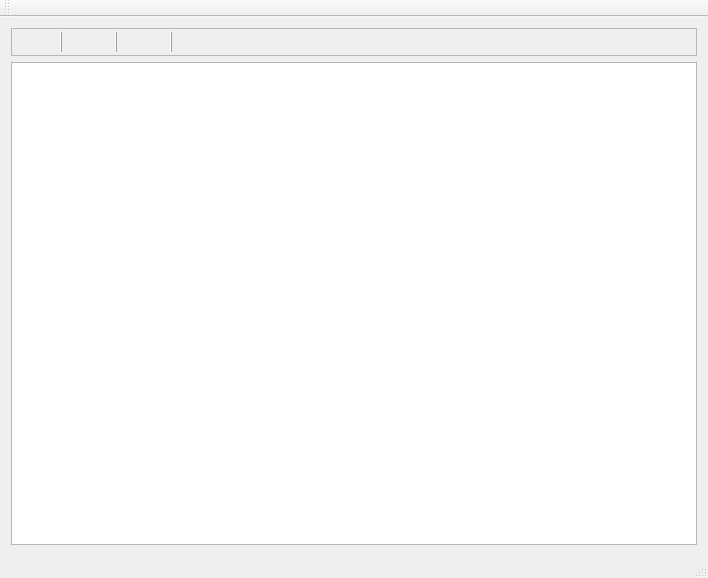
The window that logview/src/mainwindow.ui (breton75/Modus) describes before a commit, drawn with Qt 5.
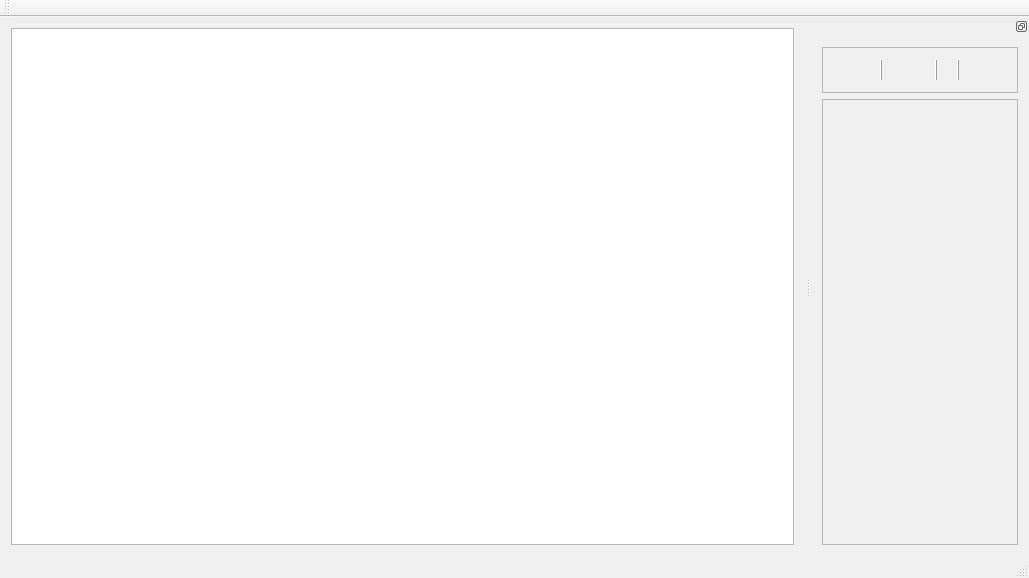
The same window after the commit. Icons and pictures are not drawn.

Patch:
```diff
--- a/logview/src/mainwindow.ui
+++ b/logview/src/mainwindow.ui
@@ -6,7 +6,7 @@
    <rect>
     <x>0</x>
     <y>0</y>
-    <width>708</width>
+    <width>1029</width>
     <height>578</height>
    </rect>
   </property>
@@ -15,142 +15,6 @@
   </property>
   <widget class="QWidget" name="centralWidget">
    <layout class="QVBoxLayout" name="verticalLayout">
-    <item>
-     <widget class="QFrame" name="frame">
-      <property name="frameShape">
-       <enum>QFrame::StyledPanel</enum>
-      </property>
-      <property name="frameShadow">
-       <enum>QFrame::Raised</enum>
-      </property>
-      <layout class="QHBoxLayout" name="horizontalLayout">
-       <property name="leftMargin">
-        <number>2</number>
-       </property>
-       <property name="topMargin">
-        <number>2</number>
-       </property>
-       <property name="rightMargin">
-        <number>2</number>
-       </property>
-       <property name="bottomMargin">
-        <number>2</number>
-       </property>
-       <item>
-        <widget class="QPushButton" name="bnSave">
-         <property name="enabled">
-          <bool>false</bool>
-         </property>
-         <property name="text">
-          <string/>
-         </property>
-         <property name="icon">
-          <iconset resource="../global/resourses/res.qrc">
-           <normaloff>:/my_icons/icons/012-diskette.png</normaloff>:/my_icons/icons/012-diskette.png</iconset>
-         </property>
-         <property name="iconSize">
-          <size>
-           <width>32</width>
-           <height>32</height>
-          </size>
-         </property>
-         <property name="shortcut">
-          <string>Ctrl+S</string>
-         </property>
-         <property name="flat">
-          <bool>true</bool>
-         </property>
-        </widget>
-       </item>
-       <item>
-        <widget class="QFrame" name="frame_2">
-         <property name="frameShape">
-          <enum>QFrame::VLine</enum>
-         </property>
-         <property name="frameShadow">
-          <enum>QFrame::Raised</enum>
-         </property>
-        </widget>
-       </item>
-       <item>
-        <widget class="QPushButton" name="bnStartStop">
-         <property name="text">
-          <string/>
-         </property>
-         <property name="icon">
-          <iconset resource="../global/resourses/res.qrc">
-           <normaloff>:/my_icons/icons/031-stop-2.png</normaloff>:/my_icons/icons/031-stop-2.png</iconset>
-         </property>
-         <property name="iconSize">
-          <size>
-           <width>32</width>
-           <height>32</height>
-          </size>
-         </property>
-         <property name="shortcut">
-          <string>Ctrl+Z</string>
-         </property>
-         <property name="flat">
-          <bool>true</bool>
-         </property>
-        </widget>
-       </item>
-       <item>
-        <widget class="QFrame" name="frame_3">
-         <property name="frameShape">
-          <enum>QFrame::VLine</enum>
-         </property>
-         <property name="frameShadow">
-          <enum>QFrame::Raised</enum>
-         </property>
-        </widget>
-       </item>
-       <item>
-        <widget class="QPushButton" name="bnClear">
-         <property name="text">
-          <string/>
-         </property>
-         <property name="icon">
-          <iconset resource="../global/resourses/res.qrc">
-           <normaloff>:/my_icons/icons/017-file.png</normaloff>:/my_icons/icons/017-file.png</iconset>
-         </property>
-         <property name="iconSize">
-          <size>
-           <width>32</width>
-           <height>32</height>
-          </size>
-         </property>
-         <property name="flat">
-          <bool>true</bool>
-         </property>
-        </widget>
-       </item>
-       <item>
-        <widget class="QFrame" name="frame_4">
-         <property name="frameShape">
-          <enum>QFrame::VLine</enum>
-         </property>
-         <property name="frameShadow">
-          <enum>QFrame::Raised</enum>
-         </property>
-        </widget>
-       </item>
-       <item>
-        <widget class="QLabel" name="labelSenderName">
-         <property name="sizePolicy">
-          <sizepolicy hsizetype="Expanding" vsizetype="Preferred">
-           <horstretch>0</horstretch>
-           <verstretch>0</verstretch>
-          </sizepolicy>
-         </property>
-         <property name="text">
-          <string/>
-         </property>
-        </widget>
-       </item>
-      </layout>
-     </widget>
-    </item>
     <item>
      <widget class="QTextEdit" name="textLog">
       <property name="font">
@@ -189,6 +53,164 @@
    </attribute>
   </widget>
   <widget class="QStatusBar" name="statusBar"/>
+  <widget class="QDockWidget" name="dockWidget">
+   <property name="features">
+    <set>QDockWidget::DockWidgetFloatable|QDockWidget::DockWidgetMovable</set>
+   </property>
+   <attribute name="dockWidgetArea">
+    <number>2</number>
+   </attribute>
+   <widget class="QWidget" name="dockWidgetContents">
+    <layout class="QVBoxLayout" name="verticalLayout_2">
+     <item>
+      <widget class="QFrame" name="frame">
+       <property name="sizePolicy">
+        <sizepolicy hsizetype="Preferred" vsizetype="Minimum">
+         <horstretch>0</horstretch>
+         <verstretch>0</verstretch>
+        </sizepolicy>
+       </property>
+       <property name="frameShape">
+        <enum>QFrame::StyledPanel</enum>
+       </property>
+       <property name="frameShadow">
+        <enum>QFrame::Raised</enum>
+       </property>
+       <layout class="QHBoxLayout" name="horizontalLayout">
+        <item>
+         <widget class="QPushButton" name="bnSave">
+          <property name="enabled">
+           <bool>false</bool>
+          </property>
+          <property name="text">
+           <string/>
+          </property>
+          <property name="icon">
+           <iconset resource="../../global/resourses/res.qrc">
+            <normaloff>:/my_icons/icons/012-diskette.png</normaloff>:/my_icons/icons/012-diskette.png</iconset>
+          </property>
+          <property name="iconSize">
+           <size>
+            <width>32</width>
+            <height>32</height>
+           </size>
+          </property>
+          <property name="shortcut">
+           <string>Ctrl+S</string>
+          </property>
+          <property name="flat">
+           <bool>true</bool>
+          </property>
+         </widget>
+        </item>
+        <item>
+         <widget class="QFrame" name="frame_2">
+          <property name="frameShape">
+           <enum>QFrame::VLine</enum>
+          </property>
+          <property name="frameShadow">
+           <enum>QFrame::Raised</enum>
+          </property>
+         </widget>
+        </item>
+        <item>
+         <widget class="QPushButton" name="bnStartStop">
+          <property name="text">
+           <string/>
+          </property>
+          <property name="icon">
+           <iconset resource="../../global/resourses/res.qrc">
+            <normaloff>:/iconixar/icons/iconixar/play.png</normaloff>:/iconixar/icons/iconixar/play.png</iconset>
+          </property>
+          <property name="iconSize">
+           <size>
+            <width>32</width>
+            <height>32</height>
+           </size>
+          </property>
+          <property name="shortcut">
+           <string>Ctrl+Z</string>
+          </property>
+          <property name="flat">
+           <bool>true</bool>
+          </property>
+         </widget>
+        </item>
+        <item>
+         <widget class="QFrame" name="frame_4">
+          <property name="frameShape">
+           <enum>QFrame::VLine</enum>
+          </property>
+          <property name="frameShadow">
+           <enum>QFrame::Raised</enum>
+          </property>
+         </widget>
+        </item>
+        <item>
+         <widget class="QLabel" name="labelSenderName">
+          <property name="sizePolicy">
+           <sizepolicy hsizetype="Expanding" vsizetype="Preferred">
+            <horstretch>0</horstretch>
+            <verstretch>0</verstretch>
+           </sizepolicy>
+          </property>
+          <property name="text">
+           <string/>
+          </property>
+         </widget>
+        </item>
+        <item>
+         <widget class="QFrame" name="frame_3">
+          <property name="frameShape">
+           <enum>QFrame::VLine</enum>
+          </property>
+          <property name="frameShadow">
+           <enum>QFrame::Raised</enum>
+          </property>
+         </widget>
+        </item>
+        <item>
+         <widget class="QPushButton" name="bnClear">
+          <property name="text">
+           <string/>
+          </property>
+          <property name="icon">
+           <iconset resource="../../global/resourses/res.qrc">
+            <normaloff>:/iconixar/icons/iconixar/remove.png</normaloff>:/iconixar/icons/iconixar/remove.png</iconset>
+          </property>
+          <property name="iconSize">
+           <size>
+            <width>32</width>
+            <height>32</height>
+           </size>
+          </property>
+          <property name="flat">
+           <bool>true</bool>
+          </property>
+         </widget>
+        </item>
+       </layout>
+      </widget>
+     </item>
+     <item>
+      <widget class="QFrame" name="frameSettings">
+       <property name="sizePolicy">
+        <sizepolicy hsizetype="Preferred" vsizetype="Expanding">
+         <horstretch>0</horstretch>
+         <verstretch>0</verstretch>
+        </sizepolicy>
+       </property>
+       <property name="frameShape">
+        <enum>QFrame::StyledPanel</enum>
+       </property>
+       <property name="frameShadow">
+        <enum>QFrame::Raised</enum>
+       </property>
+      </widget>
+     </item>
+    </layout>
+   </widget>
+  </widget>
  </widget>
  <layoutdefault spacing="6" margin="11"/>
  <resources>
```
Left out of the diff: 4 changed lines with no effect on the pictures.
